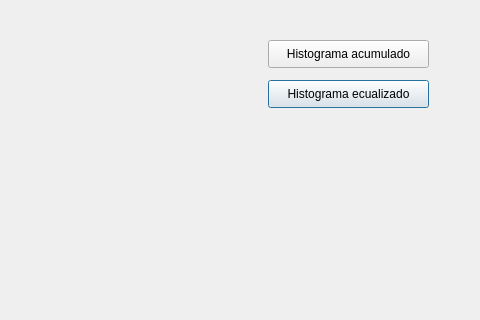
This is graphic.ui in alu0100889680/vpc as Qt 5 draws it before an edit; both pictures show x 242 to 722 and y 0 to 320 of the 722 by 540 pixel window. The edited form follows.
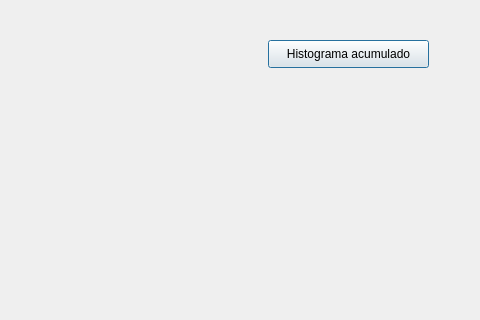
This is the edited form. Custom widgets are drawn as their Qt base class.

What changed in the file:
```diff
--- a/graphic.ui
+++ b/graphic.ui
@@ -29,19 +29,6 @@
     <bool>false</bool>
    </property>
   </widget>
-  <widget class="QPushButton" name="histograma_ec">
-   <property name="geometry">
-    <rect>
-     <x>510</x>
-     <y>80</y>
-     <width>161</width>
-     <height>28</height>
-    </rect>
-   </property>
-   <property name="text">
-    <string>Histograma ecualizado</string>
-   </property>
-  </widget>
   <widget class="QLabel" name="label">
    <property name="geometry">
     <rect>
```
